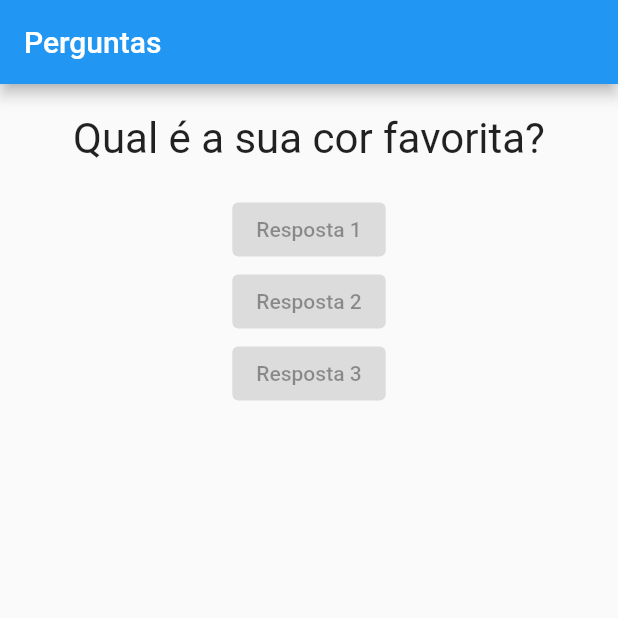
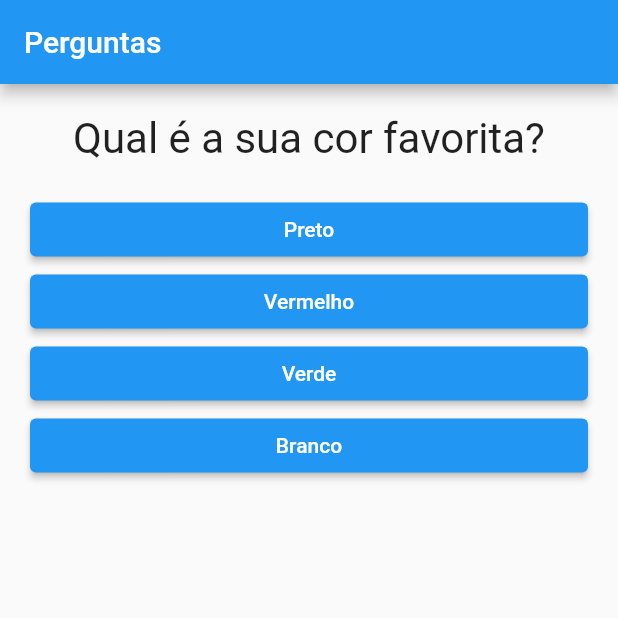
Before and after one commit to George-b1t/flutter_learning, a Flutter app: the screen it shows after launch, on a phone screen of 412 x 824 dp, the top half of it. Run offline on Flutter 3.47's test engine with Material 2 defaults, Android fonts, the phone set to English and light mode, and no system bars.

Commit message:
add: perguntas e repostas dinamicas

```diff
--- a/lib/main.dart
+++ b/lib/main.dart
@@ -8,7 +8,7 @@ class PerguntaAppState extends State<PerguntaApp> {
   var _perguntaSelecionada = 0;
 
   void responder() {
-    if (_perguntaSelecionada == 1) return;
+    if (_perguntaSelecionada == 2) return;
 
     setState(() {
       _perguntaSelecionada++;
@@ -17,10 +17,22 @@ class PerguntaAppState extends State<PerguntaApp> {
 
   @override
   Widget build(BuildContext context) {
-    final List<String> perguntas = [
-      "Qual é a sua cor favorita?",
-      "Qual é o seu animal favorito?"
+    final List perguntas = [
+      {
+        'texto': 'Qual é a sua cor favorita?',
+        'respostas': ['Preto', 'Vermelho', 'Verde', 'Branco']
+      },
+      {
+        'texto': 'Qual o seu animal favorito?',
+        'respostas': ['Coelho', 'Cobra', 'Elefante', 'Leão']
+      },
+      {
+        'texto': 'Qual o seu instrutor favorito?',
+        'respostas': ['Maria', 'João', 'Leo', 'Pedro']
+      }
     ];
+
+    List<String> respostas = perguntas[_perguntaSelecionada]['respostas'];
 
     return MaterialApp(
       home: Scaffold(
@@ -28,17 +40,12 @@ class PerguntaAppState extends State<PerguntaApp> {
         body: Column(
           children: [
             Questao(
-              texto: perguntas[_perguntaSelecionada],
+              texto: perguntas[_perguntaSelecionada]['texto'],
             ),
-            const Resposta(
-              texto: "Resposta 1",
-            ),
-            const Resposta(
-              texto: "Resposta 2",
-            ),
-            const Resposta(
-              texto: "Resposta 3",
-            ),
+            ...respostas
+                .map((texto) =>
+                    Resposta(texto: texto, quandoSelecionado: responder))
+                .toList()
           ],
         ),
       ),
--- a/lib/resposta.dart
+++ b/lib/resposta.dart
@@ -1,12 +1,30 @@
 import 'package:flutter/material.dart';
 
 class Resposta extends StatelessWidget {
-  const Resposta({super.key, required this.texto});
+  const Resposta(
+      {super.key, required this.texto, required this.quandoSelecionado});
 
   final String texto;
+  final void Function() quandoSelecionado;
 
   @override
   Widget build(BuildContext context) {
-    return ElevatedButton(onPressed: null, child: Text(texto));
+    return Padding(
+      padding: const EdgeInsets.only(
+        left: 20,
+        right: 20,
+      ),
+      child: SizedBox(
+        width: double.infinity,
+        child: ElevatedButton(
+          style: ElevatedButton.styleFrom(
+            backgroundColor: Colors.blue,
+            foregroundColor: Colors.white,
+          ),
+          onPressed: quandoSelecionado,
+          child: Text(texto),
+        ),
+      ),
+    );
   }
 }
```
